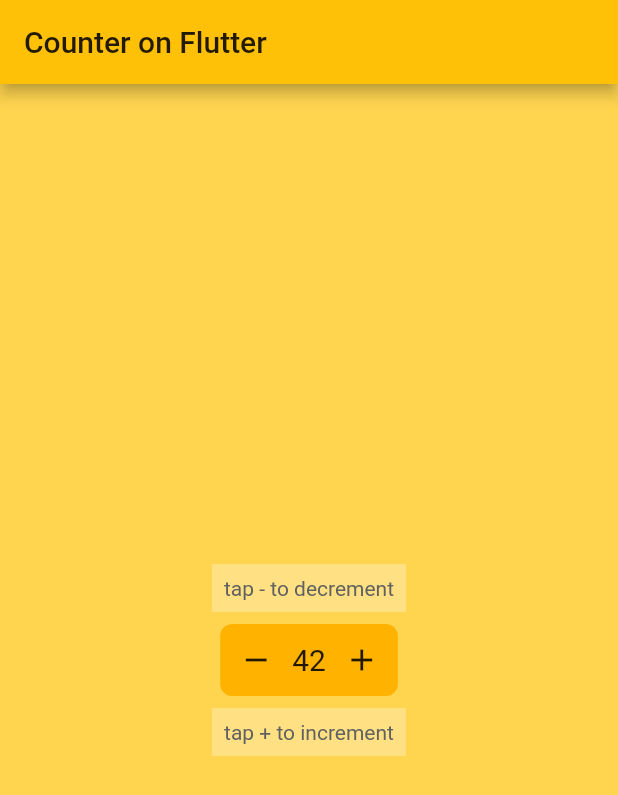
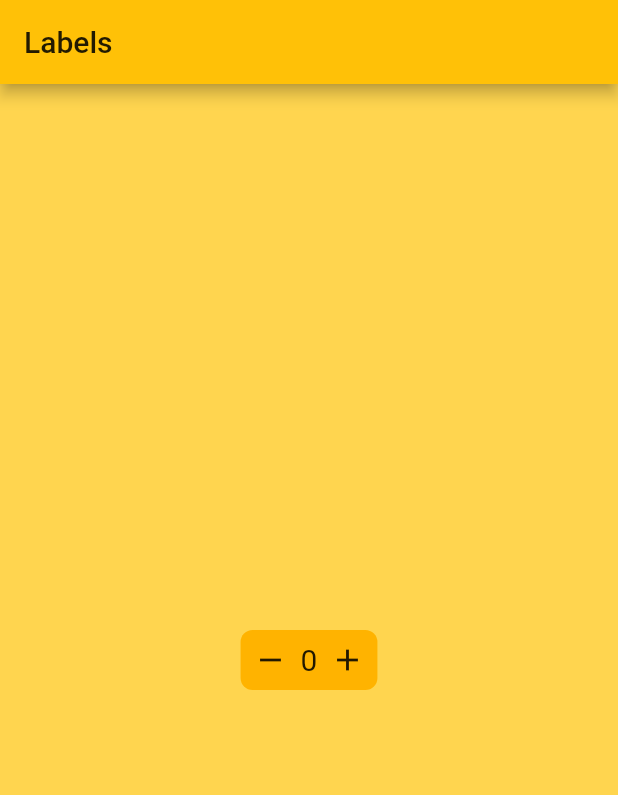
Before and after one commit to acinonyxjubatus/flyflutter_fast_start, a Flutter app: the screen it shows after launch, after a tap on the "remove" icon, after a tap on the "add" icon, on a phone screen of 412 x 824 dp. Shown: the top 795 px of the screen. Run offline on Flutter 3.47's test engine with Material 2 defaults, Android fonts, the phone set to English and light mode, and no system bars.

Commit message:
counter bloc; counter ui and unit tests

```diff
--- /dev/null
+++ b/lib/counter_bloc.dart
@@ -0,0 +1,38 @@
+import 'dart:async';
+
+import 'package:flyflutter_fast_start/counter_event.dart';
+
+
+class CounterBloc {
+  int _counter = 0;
+
+  final _counterStateController = StreamController<int>();
+
+  StreamSink<int> get _inCounter => _counterStateController.sink;
+
+  Stream<int> get counter => _counterStateController.stream;
+
+  final _counterEventController = StreamController<CounterEvent>();
+
+  Sink<CounterEvent> get counterEventSink => _counterEventController.sink;
+
+  CounterBloc() {
+    _counterEventController.stream.listen(_eventToState);
+  }
+
+  void _eventToState(CounterEvent event) {
+    if (event is IncrementEvent) {
+      _counter++;
+    } else if (event is DecrementEvent) {
+      _counter--;
+    } else {
+      throw Exception('wrong Event type');
+    }
+    _inCounter.add(_counter);
+  }
+
+  void dispose() {
+    _counterStateController.close();
+    _counterEventController.close();
+  }
+}
--- /dev/null
+++ b/lib/counter_event.dart
@@ -0,0 +1,5 @@
+abstract class CounterEvent {}
+
+class IncrementEvent extends CounterEvent {}
+
+class DecrementEvent extends CounterEvent {}
--- a/lib/main.dart
+++ b/lib/main.dart
@@ -1,4 +1,6 @@
 import 'package:flutter/material.dart';
+import 'package:flyflutter_fast_start/counter_bloc.dart';
+import 'package:flyflutter_fast_start/counter_event.dart';
 
 void main() => runApp(MyApp());
 
@@ -6,28 +8,16 @@ class MyApp extends StatelessWidget {
   @override
   Widget build(BuildContext context) {
     return MaterialApp(
-      title: 'Counter',
+      title: 'StatelessWidget sample',
       theme: ThemeData(
         primarySwatch: Colors.amber,
       ),
       home: Scaffold(
-        backgroundColor: Colors.amber[300],
-        appBar: AppBar(
-          title: Text('Counter on Flutter'),
-        ),
-        body: Center(
-            child: Column(
-                mainAxisSize: MainAxisSize.min,
-                mainAxisAlignment: MainAxisAlignment.center,
-                crossAxisAlignment: CrossAxisAlignment.center,
-                children: [
-                  HintLabel('tap - to decrement'),
-                  SizedBox(height: 8.0),
-                  CounterWidget(),
-                  SizedBox(height: 8.0),
-                  HintLabel('tap + to increment')
-                ])),
-      ),
+          backgroundColor: Colors.amber[300],
+          appBar: AppBar(
+            title: Text('Labels'),
+          ),
+          body: Center(child: CounterWidget())),
     );
   }
 }
@@ -38,7 +28,7 @@ class CounterWidget extends StatefulWidget {
 }
 
 class _CounterWidgetState extends State<CounterWidget> {
-  int _count = 42;
+  final _bloc = CounterBloc();
 
   @override
   Widget build(BuildContext context) {
@@ -52,48 +42,37 @@ class _CounterWidgetState extends State<CounterWidget> {
           mainAxisAlignment: MainAxisAlignment.center,
           crossAxisAlignment: CrossAxisAlignment.center,
           children: [
-            IconButton(
-                onPressed: () {
-                  _decrement();
-                },
-                icon: Icon(Icons.remove)),
-            Text('$_count', style: TextStyle(fontSize: 20.0)),
-            IconButton(
-                onPressed: () {
-                  _increment();
-                },
-                icon: Icon(Icons.add)),
+            Padding(
+              padding: EdgeInsets.all(8.0),
+              child: GestureDetector(
+                  onTap: () {
+                    _bloc.counterEventSink.add(DecrementEvent());
+                  },
+                  child: Icon(Icons.remove)),
+            ),
+            StreamBuilder(
+              stream: _bloc.counter,
+              initialData: 0,
+              builder: (BuildContext context, AsyncSnapshot<int> snapshot) {
+                return Text('${snapshot.data}',
+                    style: TextStyle(fontSize: 20.0));
+              },
+            ),
+            Padding(
+              padding: EdgeInsets.all(8.0),
+              child: GestureDetector(
+                  onTap: () {
+                    _bloc.counterEventSink.add(IncrementEvent());
+                  },
+                  child: Icon(Icons.add)),
+            ),
           ],
         ));
   }
 
-  void _increment() {
-    setState(() {
-      _count++;
-    });
-  }
-
-  void _decrement() {
-    setState(() {
-      _count--;
-    });
+  @override
+  void dispose() {
+    super.dispose();
+    _bloc.dispose();
   }
 }
-
-class HintLabel extends StatelessWidget {
-  final String text;
-
-  const HintLabel(this.text);
-
-  @override
-  Widget build(BuildContext context) {
-    return DecoratedBox(
-      decoration: BoxDecoration(color: Colors.amber[200]),
-      child: Padding(
-        padding: const EdgeInsets.all(8.0),
-        child: Text(text,
-            style: TextStyle(color: Colors.grey[700])),
-      ),
-    );
-  }
-}
--- a/pubspec.yaml
+++ b/pubspec.yaml
@@ -26,6 +26,8 @@ dependencies:
 
 dev_dependencies:
   flutter_launcher_icons: ^0.7.4
+  flutter_test:
+    sdk: flutter
 
 flutter_icons:
   android: "launcher_icon"
```
Also changed, not shown: 2 other files.
